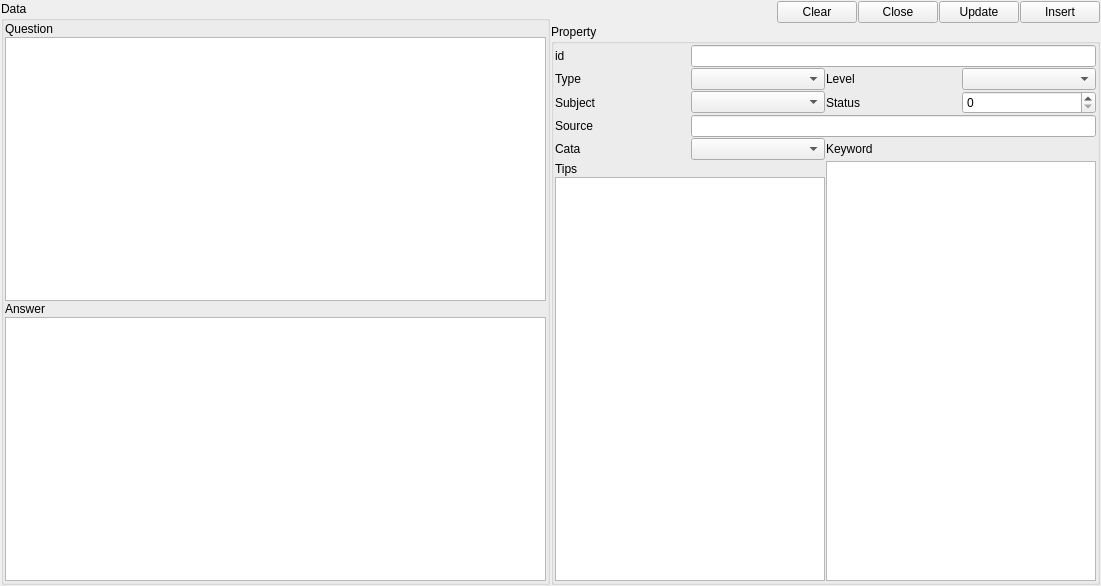
Qt form src/insert.ui (liangbirui/NJUCS_exercise) before a commit.
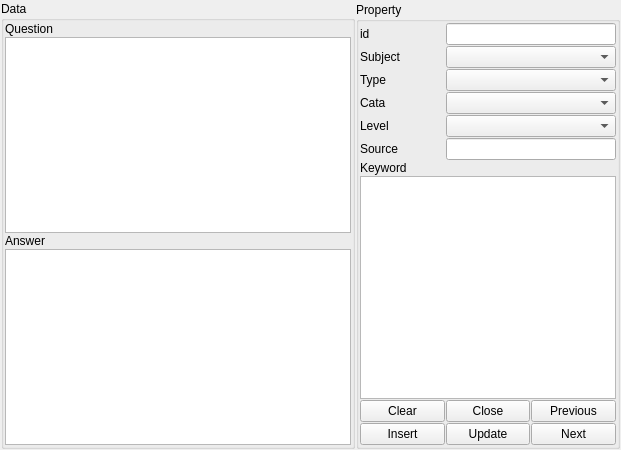
The same form after that commit.

```diff
--- a/src/insert.ui
+++ b/src/insert.ui
@@ -6,8 +6,8 @@
    <rect>
     <x>0</x>
     <y>0</y>
-    <width>1101</width>
-    <height>586</height>
+    <width>621</width>
+    <height>450</height>
    </rect>
   </property>
   <property name="windowTitle">
@@ -50,147 +50,121 @@
       <property name="spacing">
        <number>1</number>
       </property>
-      <item row="2" column="2">
-       <widget class="QLabel" name="opLabelStatus">
-        <property name="text">
-         <string>Status</string>
-        </property>
-       </widget>
-      </item>
-      <item row="7" column="0" colspan="2">
-       <widget class="QPlainTextEdit" name="opPlainTips"/>
-      </item>
-      <item row="2" column="3">
-       <widget class="QSpinBox" name="opSpinStatus"/>
-      </item>
-      <item row="3" column="0">
-       <widget class="QLabel" name="opLabelSource">
-        <property name="text">
-         <string>Source</string>
-        </property>
-       </widget>
-      </item>
-      <item row="1" column="2">
-       <widget class="QLabel" name="opLabelLevel">
-        <property name="text">
-         <string>Level</string>
-        </property>
-       </widget>
-      </item>
-      <item row="1" column="0">
+      <item row="2" column="1">
        <widget class="QLabel" name="opLabelType">
         <property name="text">
          <string>Type</string>
         </property>
        </widget>
       </item>
-      <item row="2" column="1">
-       <widget class="QComboBox" name="opComboSubject"/>
+      <item row="5" column="1">
+       <widget class="QLabel" name="opLabelSource">
+        <property name="text">
+         <string>Source</string>
+        </property>
+       </widget>
       </item>
-      <item row="5" column="2" rowspan="3" colspan="2">
-       <widget class="QPlainTextEdit" name="opPlainKeyword"/>
-      </item>
-      <item row="0" column="0">
+      <item row="0" column="1">
        <widget class="QLabel" name="opLabelId">
         <property name="text">
          <string>id</string>
         </property>
        </widget>
       </item>
-      <item row="6" column="0" colspan="2">
-       <widget class="QLabel" name="opLabelTips">
+      <item row="8" column="1">
+       <widget class="QPushButton" name="opButtonClear">
         <property name="text">
-         <string>Tips</string>
+         <string>Clear</string>
         </property>
        </widget>
       </item>
-      <item row="1" column="1">
-       <widget class="QComboBox" name="opComboType"/>
-      </item>
-      <item row="0" column="1" colspan="3">
-       <widget class="QLineEdit" name="opLineId"/>
-      </item>
-      <item row="1" column="3">
+      <item row="4" column="2" colspan="2">
        <widget class="QComboBox" name="opComboLevel"/>
       </item>
-      <item row="2" column="0">
+      <item row="2" column="2" colspan="2">
+       <widget class="QComboBox" name="opComboType"/>
+      </item>
+      <item row="3" column="1">
+       <widget class="QLabel" name="opLabelCata">
+        <property name="text">
+         <string>Cata</string>
+        </property>
+       </widget>
+      </item>
+      <item row="3" column="2" colspan="2">
+       <widget class="QComboBox" name="opComboCata"/>
+      </item>
+      <item row="1" column="1">
        <widget class="QLabel" name="opLabelSubject">
         <property name="text">
          <string>Subject</string>
         </property>
        </widget>
       </item>
-      <item row="3" column="1" colspan="3">
-       <widget class="QLineEdit" name="opLineSource"/>
+      <item row="1" column="2" colspan="2">
+       <widget class="QComboBox" name="opComboSubject"/>
       </item>
-      <item row="4" column="2" colspan="2">
+      <item row="4" column="1">
+       <widget class="QLabel" name="opLabelLevel">
+        <property name="text">
+         <string>Level</string>
+        </property>
+       </widget>
+      </item>
+      <item row="0" column="2" colspan="2">
+       <widget class="QLineEdit" name="opLineId"/>
+      </item>
+      <item row="8" column="2">
+       <widget class="QPushButton" name="opButtonClose">
+        <property name="text">
+         <string>Close</string>
+        </property>
+       </widget>
+      </item>
+      <item row="9" column="2">
+       <widget class="QPushButton" name="opButtonUpdate">
+        <property name="text">
+         <string>Update</string>
+        </property>
+       </widget>
+      </item>
+      <item row="9" column="1">
+       <widget class="QPushButton" name="opButtonInsert">
+        <property name="text">
+         <string>Insert</string>
+        </property>
+       </widget>
+      </item>
+      <item row="8" column="3">
+       <widget class="QPushButton" name="opButtonPrevious">
+        <property name="text">
+         <string>Previous</string>
+        </property>
+       </widget>
+      </item>
+      <item row="9" column="3">
+       <widget class="QPushButton" name="opButtonNext">
+        <property name="text">
+         <string>Next</string>
+        </property>
+       </widget>
+      </item>
+      <item row="7" column="1" colspan="3">
+       <widget class="QPlainTextEdit" name="opPlainKeyword"/>
+      </item>
+      <item row="6" column="1" colspan="3">
        <widget class="QLabel" name="label">
         <property name="text">
          <string>Keyword</string>
         </property>
        </widget>
       </item>
-      <item row="4" column="0">
-       <widget class="QLabel" name="opLabelCata">
-        <property name="text">
-         <string>Cata</string>
-        </property>
-       </widget>
-      </item>
-      <item row="4" column="1">
-       <widget class="QComboBox" name="opComboCata"/>
+      <item row="5" column="2" colspan="2">
+       <widget class="QLineEdit" name="opLineSource"/>
       </item>
      </layout>
     </widget>
    </item>
-   <item row="0" column="1">
-    <layout class="QHBoxLayout" name="layoutHButton">
-     <property name="spacing">
-      <number>1</number>
-     </property>
-     <item>
-      <spacer name="opSpacerH">
-       <property name="orientation">
-        <enum>Qt::Horizontal</enum>
-       </property>
-       <property name="sizeHint" stdset="0">
-        <size>
-         <width>40</width>
-         <height>20</height>
-        </size>
-       </property>
-      </spacer>
-     </item>
-     <item>
-      <widget class="QPushButton" name="opButtonClear">
-       <property name="text">
-        <string>Clear</string>
-       </property>
-      </widget>
-     </item>
-     <item>
-      <widget class="QPushButton" name="opButtonClose">
-       <property name="text">
-        <string>Close</string>
-       </property>
-      </widget>
-     </item>
-     <item>
-      <widget class="QPushButton" name="opButtonUpdate">
-       <property name="text">
-        <string>Update</string>
-       </property>
-      </widget>
-     </item>
-     <item>
-      <widget class="QPushButton" name="opButtonInsert">
-       <property name="text">
-        <string>Insert</string>
-       </property>
-      </widget>
-     </item>
-    </layout>
-   </item>
    <item row="0" column="0" rowspan="2">
     <widget class="QGroupBox" name="opGroupData">
      <property name="title">
```
